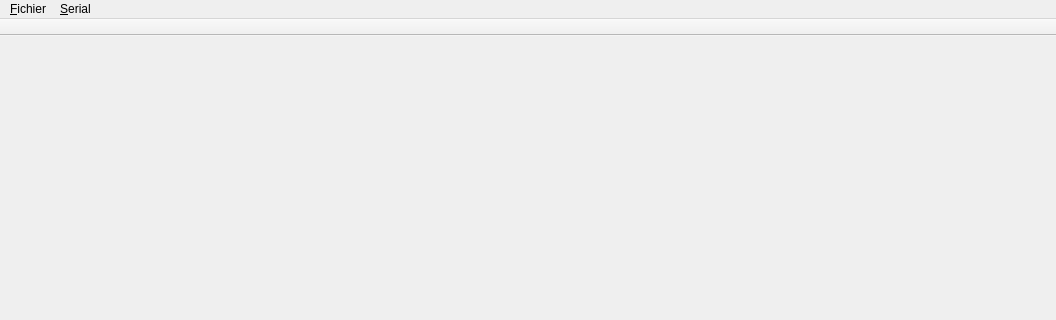
Before: the Qt Designer form src/ui/IHMControl.ui in marc-j/QIHMControl, drawn with Qt 5; both pictures show x 0 to 1056 and y 0 to 320 of the 1056 by 685 pixel window.
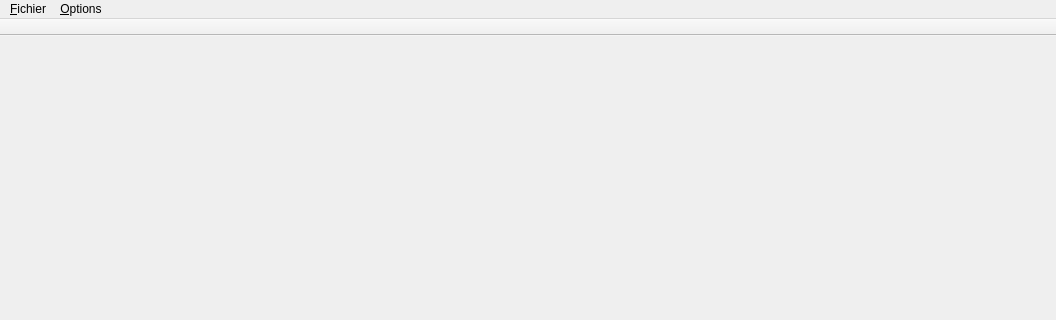
After: the same form once the commit is applied. Icons and pictures are not drawn.

Commit message: Serial protocol, Console

What changed in the file:
```diff
--- a/src/ui/IHMControl.ui
+++ b/src/ui/IHMControl.ui
@@ -38,7 +38,7 @@
    </widget>
    <widget class="QMenu" name="menu_Serial">
     <property name="title">
-     <string>&amp;Serial</string>
+     <string>&amp;Options</string>
     </property>
     <addaction name="actionSerial"/>
    </widget>
```
Left out of the diff: 17 changed lines with no effect on the pictures. The commit also changes 32 other files.
